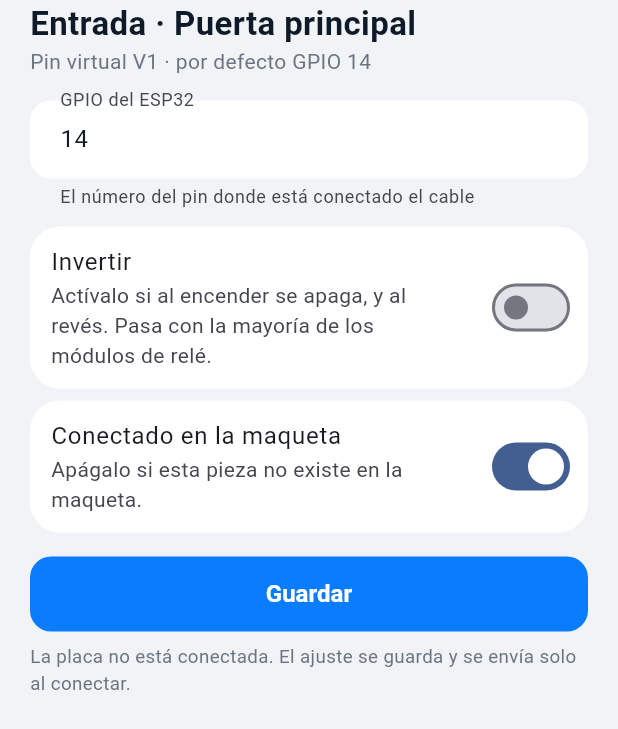
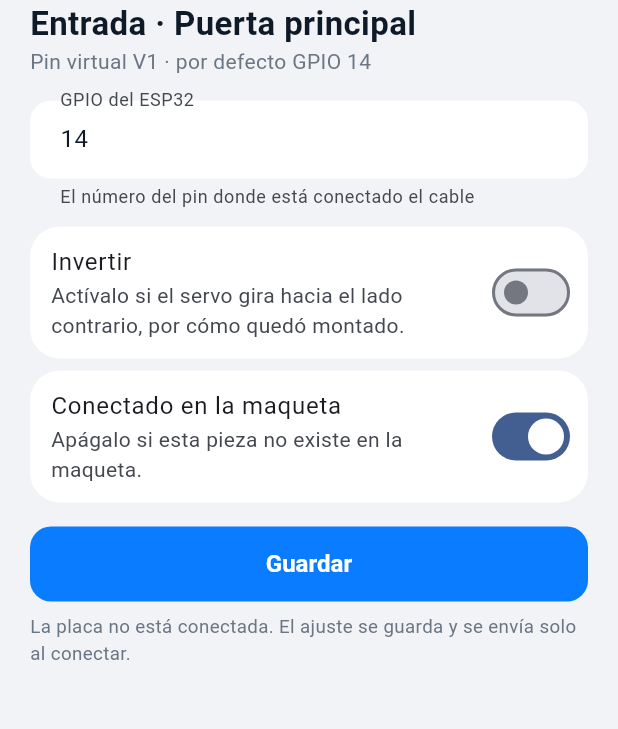
Before and after one commit to Samestves/Domotica-Control-App, a Flutter app: the _PinSheet widget shown alone on an empty page, opened directly with sample values from the repository, on a phone screen of 412 x 824 dp. Shown: the top 729 px of the screen. Run offline on Flutter 3.47's test engine with Material 3 defaults, Android fonts, the phone set to English and light mode, and no system bars; our stand-ins replace flutter_blue_plus, shared_preferences; accounts and stored records are empty.

Commit message:
Invertir en servos, punto de regreso y guia al dia
- Invertir en puertas y persianas usa el angulo opuesto (180 - angulo)
- firmware/versiones/alpha-0.3-probada: binarios verificados contra el ESP32
- tool/cargar_esp32.ps1: carga una version guardada o restaura el respaldo de Blynk
- Guia reescrita con el mapa de pines real y los pasos para la maqueta

Co-Authored-By: Claude Opus 5.5 <noreply@anthropic.com>

```diff
--- a/lib/ui/widgets/common.dart
+++ b/lib/ui/widgets/common.dart
@@ -160,7 +160,9 @@ class _PinSheetState extends State<_PinSheet> {
           child: SwitchListTile(
             contentPadding: EdgeInsets.zero,
             title: const Text('Invertir'),
-            subtitle: const Text('Actívalo si al encender se apaga, y al revés. Pasa con la mayoría de los módulos de relé.'),
+            subtitle: Text(_spec.kind == ControlKind.light
+                ? 'Actívalo si al encender se apaga, y al revés. Pasa con la mayoría de los módulos de relé.'
+                : 'Actívalo si el servo gira hacia el lado contrario, por cómo quedó montado.'),
             value: _inverted,
             onChanged: (v) => setState(() => _inverted = v),
           ),
```
Also changed, not shown: 8 other files.
